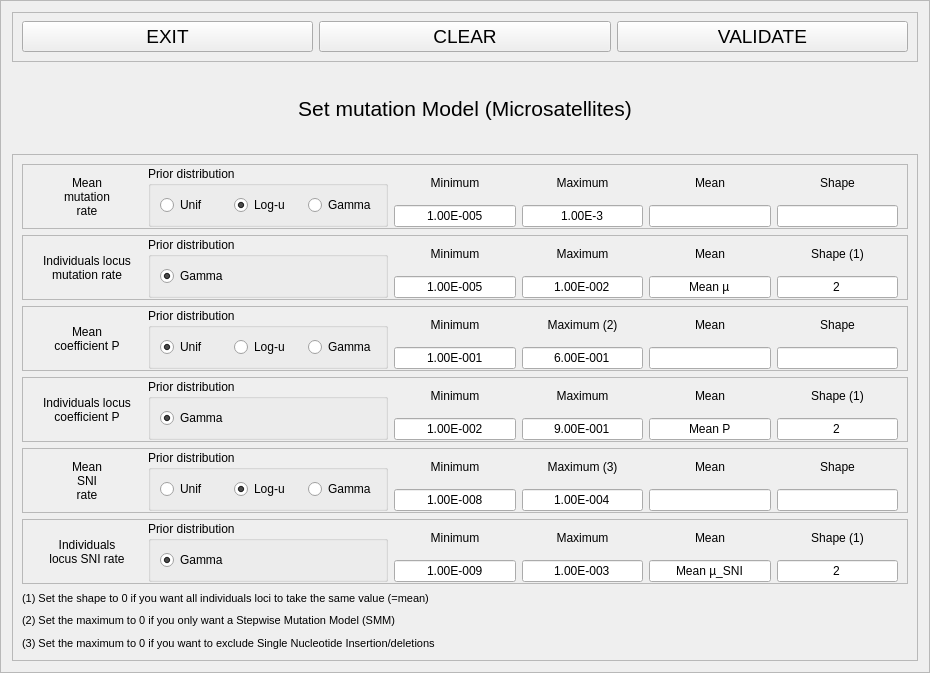
Before: the Qt Designer form python_interface/uis/setMutationmodel.ui in cbgp/diyabc, drawn with Qt 5.
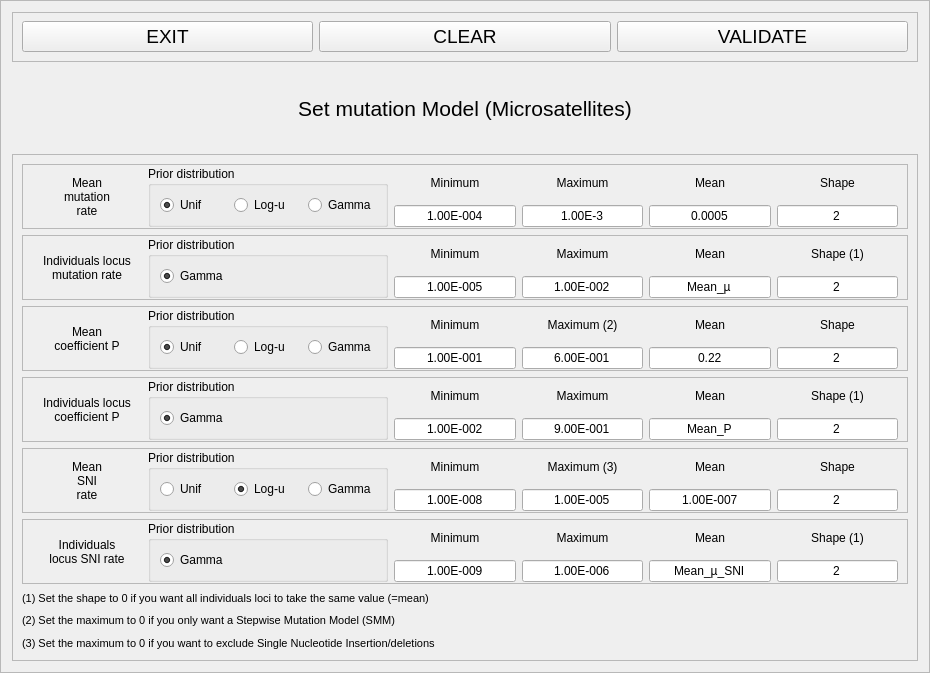
After: the same form once the commit is applied.

```diff
--- a/python_interface/uis/setMutationmodel.ui
+++ b/python_interface/uis/setMutationmodel.ui
@@ -203,7 +203,7 @@
                <string>Unif</string>
               </property>
               <property name="checked">
-               <bool>false</bool>
+               <bool>true</bool>
               </property>
              </widget>
             </item>
@@ -213,7 +213,7 @@
                <string>Log-u</string>
               </property>
               <property name="checked">
-               <bool>true</bool>
+               <bool>false</bool>
               </property>
              </widget>
             </item>
@@ -254,7 +254,7 @@
               </size>
              </property>
              <property name="text">
-              <string>1.00E-005</string>
+              <string>1.00E-004</string>
              </property>
              <property name="alignment">
               <set>Qt::AlignCenter</set>
@@ -325,6 +325,9 @@
                <height>16777215</height>
               </size>
              </property>
+             <property name="text">
+              <string>0.0005</string>
+             </property>
              <property name="alignment">
               <set>Qt::AlignCenter</set>
              </property>
@@ -358,6 +361,9 @@
                <height>16777215</height>
               </size>
              </property>
+             <property name="text">
+              <string>2</string>
+             </property>
              <property name="alignment">
               <set>Qt::AlignCenter</set>
              </property>
@@ -542,7 +548,7 @@
               </size>
              </property>
              <property name="text">
-              <string>Mean µ</string>
+              <string>Mean_µ</string>
              </property>
              <property name="alignment">
               <set>Qt::AlignCenter</set>
@@ -780,6 +786,9 @@
                <height>16777215</height>
               </size>
              </property>
+             <property name="text">
+              <string>0.22</string>
+             </property>
              <property name="alignment">
               <set>Qt::AlignCenter</set>
              </property>
@@ -813,6 +822,9 @@
                <height>16777215</height>
               </size>
              </property>
+             <property name="text">
+              <string>2</string>
+             </property>
              <property name="alignment">
               <set>Qt::AlignCenter</set>
              </property>
@@ -997,7 +1009,7 @@
               </size>
              </property>
              <property name="text">
-              <string>Mean P</string>
+              <string>Mean_P</string>
              </property>
              <property name="alignment">
               <set>Qt::AlignCenter</set>
@@ -1198,7 +1210,7 @@
               </size>
              </property>
              <property name="text">
-              <string>1.00E-004</string>
+              <string>1.00E-005</string>
              </property>
              <property name="alignment">
               <set>Qt::AlignCenter</set>
@@ -1233,6 +1245,9 @@
                <height>16777215</height>
               </size>
              </property>
+             <property name="text">
+              <string>1.00E-007</string>
+             </property>
              <property name="alignment">
               <set>Qt::AlignCenter</set>
              </property>
@@ -1266,6 +1281,9 @@
                <height>16777215</height>
               </size>
              </property>
+             <property name="text">
+              <string>2</string>
+             </property>
              <property name="alignment">
               <set>Qt::AlignCenter</set>
              </property>
@@ -1414,7 +1432,7 @@
               </size>
              </property>
              <property name="text">
-              <string>1.00E-003</string>
+              <string>1.00E-006</string>
              </property>
              <property name="alignment">
               <set>Qt::AlignCenter</set>
@@ -1450,7 +1468,7 @@
               </size>
              </property>
              <property name="text">
-              <string>Mean µ_SNI</string>
+              <string>Mean_µ_SNI</string>
              </property>
              <property name="alignment">
               <set>Qt::AlignCenter</set>
```
